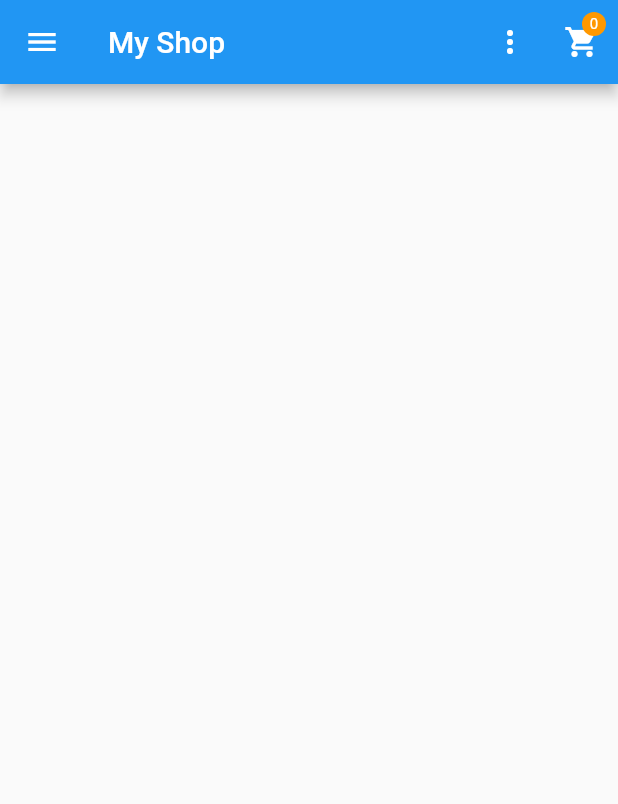
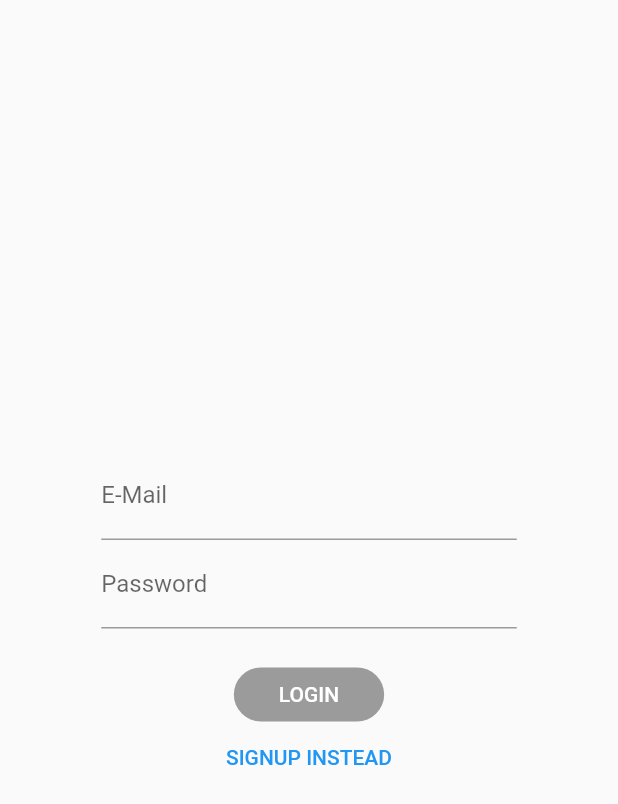
Before and after one commit to carman247/ecommerce_from_scratch, a Flutter app: the screen it shows after launch, on a phone screen of 412 x 824 dp. Shown: the top 804 px of the screen. Run offline on Flutter 3.47's test engine with Material 2 defaults, Android fonts, the phone set to English and light mode, and no system bars; our stand-ins replace cloud_firestore, firebase_auth, fluttertoast; accounts and stored records are empty.

Commit message:
Add files via upload

```diff
--- a/lib/main.dart
+++ b/lib/main.dart
@@ -1,14 +1,14 @@
-import 'package:ecommerce_from_scratch/screens/edit_product_screen.dart';
 import 'package:flutter/material.dart';
 import 'package:provider/provider.dart';
 
 import './screens/cart.screen.dart';
-import './screens/products_overview_screen.dart';
 import './screens/manage_products_screen.dart';
 import './screens/orders_screen.dart';
 import './screens/product_detail_screen.dart';
+import './screens/auth-screen.dart';
 import './screens/edit_product_screen.dart';
 
+import './providers/auth.dart';
 import './providers/cart.dart';
 import './providers/products.dart';
 import './providers/orders.dart';
@@ -21,6 +21,9 @@ class MyApp extends StatelessWidget {
   Widget build(BuildContext context) {
     return MultiProvider(
       providers: [
+        ChangeNotifierProvider.value(
+          value: Auth(),
+        ),
         ChangeNotifierProvider.value(
           value: Products(),
         ),
@@ -38,7 +41,7 @@ class MyApp extends StatelessWidget {
             primarySwatch: Colors.blue,
             accentColor: Colors.orange,
           ),
-          home: ProductsOverviewScreen(),
+          home: AuthScreen(),
           routes: {
             ProductDetailScreen.routeName: (ctx) => ProductDetailScreen(),
             CartScreen.routeName: (ctx) => CartScreen(),
--- /dev/null
+++ b/lib/models/user.dart
@@ -0,0 +1,13 @@
+class User {
+  final String uid;
+  // String email;
+  // Map billAddress;
+  // Map shipAddress;
+
+  User({
+    this.uid,
+    // this.billAddress,
+    // this.email,
+    // this.shipAddress,
+  });
+}
--- /dev/null
+++ b/lib/providers/auth.dart
@@ -0,0 +1,44 @@
+import 'package:ecommerce_from_scratch/models/user.dart';
+import 'package:firebase_auth/firebase_auth.dart';
+import 'package:flutter/widgets.dart';
+import 'package:fluttertoast/fluttertoast.dart';
+
+class Auth with ChangeNotifier {
+  String _token;
+  DateTime _expiryDate;
+  String _userId;
+
+  final FirebaseAuth _auth = FirebaseAuth.instance;
+
+  //create user object based on FirebaseUser
+  User _userFromFirebaseUser(FirebaseUser user) {
+    return user != null ? User(uid: user.uid) : null;
+  }
+
+  Future<void> signUpWithEmailAndPassword(String email, String password) async {
+    try {
+      AuthResult result = await _auth.createUserWithEmailAndPassword(
+          email: email, password: password);
+      FirebaseUser user = result.user;
+      print(result);
+      return _userFromFirebaseUser(user);
+    } catch (error) {
+      print(error.toString());
+      throw error;
+    }
+  }
+
+  Future<void> signInWithEmailAndPassword(String email, String password) async {
+    try {
+      AuthResult result = await _auth.signInWithEmailAndPassword(
+          email: email, password: password);
+      FirebaseUser user = result.user;
+      print(result);
+
+      return _userFromFirebaseUser(user);
+    } catch (error) {
+      print(error.toString());
+      throw error;
+    }
+  }
+}
--- a/lib/providers/products.dart
+++ b/lib/providers/products.dart
@@ -104,7 +104,7 @@ class Products with ChangeNotifier {
     }
   }
 
-  void deleteProduct(String id) async {
+  Future<void> deleteProduct(String id) async {
     final existingProductIndex =
         _items.indexWhere((product) => product.id == id);
     var existingProduct = _items[existingProductIndex];
--- /dev/null
+++ b/lib/screens/auth-screen.dart
@@ -0,0 +1,268 @@
+import 'package:flutter/services.dart';
+import 'package:fluttertoast/fluttertoast.dart';
+import 'package:provider/provider.dart';
+import 'package:flutter/material.dart';
+
+import '../providers/auth.dart';
+
+enum AuthMode { Signup, Login }
+
+class AuthScreen extends StatelessWidget {
+  static const routeName = '/auth';
+
+  @override
+  Widget build(BuildContext context) {
+    final deviceSize = MediaQuery.of(context).size;
+    // final transformConfig = Matrix4.rotationZ(-8 * pi / 180);
+    // transformConfig.translate(-10.0);
+    return Scaffold(
+      // resizeToAvoidBottomInset: false,
+      body: Stack(
+        children: <Widget>[
+          Container(
+              // Background
+              ),
+          SingleChildScrollView(
+            child: Container(
+              height: deviceSize.height,
+              width: deviceSize.width,
+              child: Column(
+                mainAxisAlignment: MainAxisAlignment.center,
+                crossAxisAlignment: CrossAxisAlignment.center,
+                children: <Widget>[
+                  // Flexible(
+                  //   child: Container(
+                  //     margin: EdgeInsets.only(bottom: 20.0),
+                  //     padding:
+                  //         EdgeInsets.symmetric(vertical: 8.0, horizontal: 94.0),
+                  //     transform: Matrix4.rotationZ(-8 * pi / 180)
+                  //       ..translate(-10.0),
+                  //     // ..translate(-10.0),
+                  //     decoration: BoxDecoration(
+                  //       borderRadius: BorderRadius.circular(20),
+                  //       color: Colors.deepOrange.shade900,
+                  //       boxShadow: [
+                  //         BoxShadow(
+                  //           blurRadius: 8,
+                  //           color: Colors.black26,
+                  //           offset: Offset(0, 2),
+                  //         )
+                  //       ],
+                  //     ),
+                  //     child: Text(
+                  //       'MyShop',
+                  //       style: TextStyle(
+                  //         color: Theme.of(context).accentTextTheme.title.color,
+                  //         fontSize: 50,
+                  //         fontFamily: 'Anton',
+                  //         fontWeight: FontWeight.normal,
+                  //       ),
+                  //     ),
+                  //   ),
+                  // ),
+                  Flexible(
+                    flex: deviceSize.width > 600 ? 2 : 1,
+                    child: AuthCard(),
+                  ),
+                ],
+              ),
+            ),
+          ),
+        ],
+      ),
+    );
+  }
+}
+
+class AuthCard extends StatefulWidget {
+  const AuthCard({
+    Key key,
+  }) : super(key: key);
+
+  @override
+  _AuthCardState createState() => _AuthCardState();
+}
+
+class _AuthCardState extends State<AuthCard> {
+  final GlobalKey<FormState> _formKey = GlobalKey();
+  AuthMode _authMode = AuthMode.Login;
+  Map<String, String> _authData = {
+    'email': '',
+    'password': '',
+  };
+  var _isLoading = false;
+  var _authenticated = false;
+  final _passwordController = TextEditingController();
+  final _emailController = TextEditingController();
+
+  void _showErrorDialog(String message) {
+    showDialog(
+        context: context,
+        builder: (ctx) => AlertDialog(
+              title: Text('An Error Occured!'),
+              content: Text(message),
+              actions: <Widget>[
+                FlatButton(
+                  child: Text('Okay'),
+                  onPressed: () => Navigator.of(ctx).pop(),
+                )
+              ],
+            ));
+  }
+
+  Future<void> _submit() async {
+    if (!_formKey.currentState.validate()) {
+      // Invalid!
+      return;
+    }
+    _formKey.currentState.save();
+    setState(() {
+      _isLoading = true;
+    });
+    try {
+      if (_authMode == AuthMode.Login) {
+        // Log user in
+        await Provider.of<Auth>(context, listen: false)
+            .signInWithEmailAndPassword(
+                _authData['email'], _authData['password']);
+
+        Fluttertoast.showToast(msg: 'Signed in');
+        _emailController.clear();
+        _passwordController.clear();
+      } else {
+        // Sign user up
+        await Provider.of<Auth>(context, listen: false)
+            .signUpWithEmailAndPassword(
+                _authData['email'], _authData['password']);
+
+        Fluttertoast.showToast(msg: 'Account created');
+
+        _emailController.clear();
+        _passwordController.clear();
+      }
+      setState(() {
+        _isLoading = false;
+        _authenticated = true;
+      });
+    } catch (error) {
+      String errorMessage = '';
+      if (error.toString().contains('EMAIL_ALREADY')) {
+        errorMessage = 'This email address is already in use.';
+      } else if (error.toString().contains('INVALID_EMAIL')) {
+        errorMessage = 'This is not a valid email address.';
+      } else if (error.toString().contains('WEAK_PASSWORD')) {
+        errorMessage = 'Password is not strong enough.';
+      } else if (error.toString().contains('EMAIL_NOT_FOUND')) {
+        errorMessage = 'Could not find a user with that email address';
+      } else if (error.toString().contains('WRONG_PASSWORD')) {
+        errorMessage = 'Incorrect password.';
+      }
+      print(error);
+      print(errorMessage);
+      _showErrorDialog(errorMessage);
+
+      setState(() {
+        _isLoading = false;
+      });
+    }
+  }
+
+  void _switchAuthMode() {
+    if (_authMode == AuthMode.Login) {
+      setState(() {
+        _authMode = AuthMode.Signup;
+      });
+    } else {
+      setState(() {
+        _authMode = AuthMode.Login;
+      });
+    }
+  }
+
+  @override
+  Widget build(BuildContext context) {
+    final deviceSize = MediaQuery.of(context).size;
+    return Container(
+      width: deviceSize.width * 0.75,
+      padding: EdgeInsets.all(16.0),
+      child: Form(
+        key: _formKey,
+        child: SingleChildScrollView(
+          child: Column(
+            children: <Widget>[
+              TextFormField(
+                controller: _emailController,
+                decoration: InputDecoration(labelText: 'E-Mail'),
+                keyboardType: TextInputType.emailAddress,
+                validator: (value) {
+                  if (value.isEmpty || !value.contains('@')) {
+                    return 'Invalid email!';
+                  }
+                },
+                onSaved: (value) {
+                  _authData['email'] = value;
+                },
+              ),
+              TextFormField(
+                decoration: InputDecoration(labelText: 'Password'),
+                obscureText: true,
+                controller: _passwordController,
+                validator: (value) {
+                  if (value.isEmpty || value.length < 5) {
+                    return 'Password is too short!';
+                  }
+                },
+                onSaved: (value) {
+                  _authData['password'] = value;
+                },
+              ),
+              if (_authMode == AuthMode.Signup)
+                TextFormField(
+                  enabled: _authMode == AuthMode.Signup,
+                  decoration: InputDecoration(labelText: 'Confirm Password'),
+                  obscureText: true,
+                  validator: _authMode == AuthMode.Signup
+                      ? (value) {
+                          if (value != _passwordController.text) {
+                            return 'Passwords do not match!';
+                          }
+                        }
+                      : null,
+                ),
+              SizedBox(
+                height: 20,
+              ),
+              (_isLoading)
+                  ? CircularProgressIndicator()
+                  : RaisedButton(
+                      child: Text(
+                          _authMode == AuthMode.Login ? 'LOGIN' : 'SIGN UP'),
+                      onPressed: (_passwordController.text.isEmpty ||
+                              _emailController.text.isEmpty ||
+                              _authenticated)
+                          ? null
+                          : _submit,
+                      shape: RoundedRectangleBorder(
+                        borderRadius: BorderRadius.circular(30),
+                      ),
+                      padding:
+                          EdgeInsets.symmetric(horizontal: 30.0, vertical: 8.0),
+                      color: Theme.of(context).primaryColor,
+                      textColor:
+                          Theme.of(context).primaryTextTheme.button.color,
+                    ),
+              FlatButton(
+                child: Text(
+                    '${_authMode == AuthMode.Login ? 'SIGNUP' : 'LOGIN'} INSTEAD'),
+                onPressed: _switchAuthMode,
+                padding: EdgeInsets.symmetric(horizontal: 30.0, vertical: 4),
+                materialTapTargetSize: MaterialTapTargetSize.shrinkWrap,
+                textColor: Theme.of(context).primaryColor,
+              ),
+            ],
+          ),
+        ),
+      ),
+    );
+  }
+}
--- a/pubspec.yaml
+++ b/pubspec.yaml
@@ -28,6 +28,8 @@ dependencies:
   firebase_auth: ^0.14.0+5
   cloud_firestore: ^0.12.9+5
   google_sign_in: ^4.0.7
+  fluttertoast: ^3.1.3
+
 
 
 dev_dependencies:
```
Also changed, not shown: lib/models/address.dart (added, +25 -0 lines), lib/widgets/user_product_item.dart (+42 -8 lines), pubspec.lock, 2 other files.
